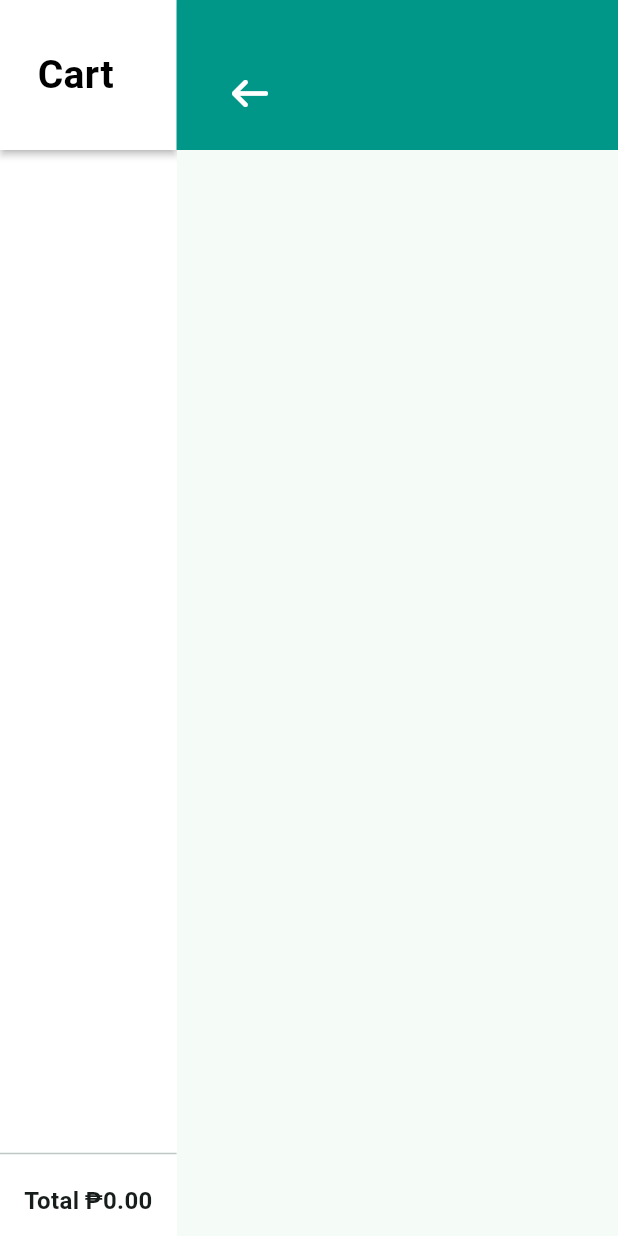
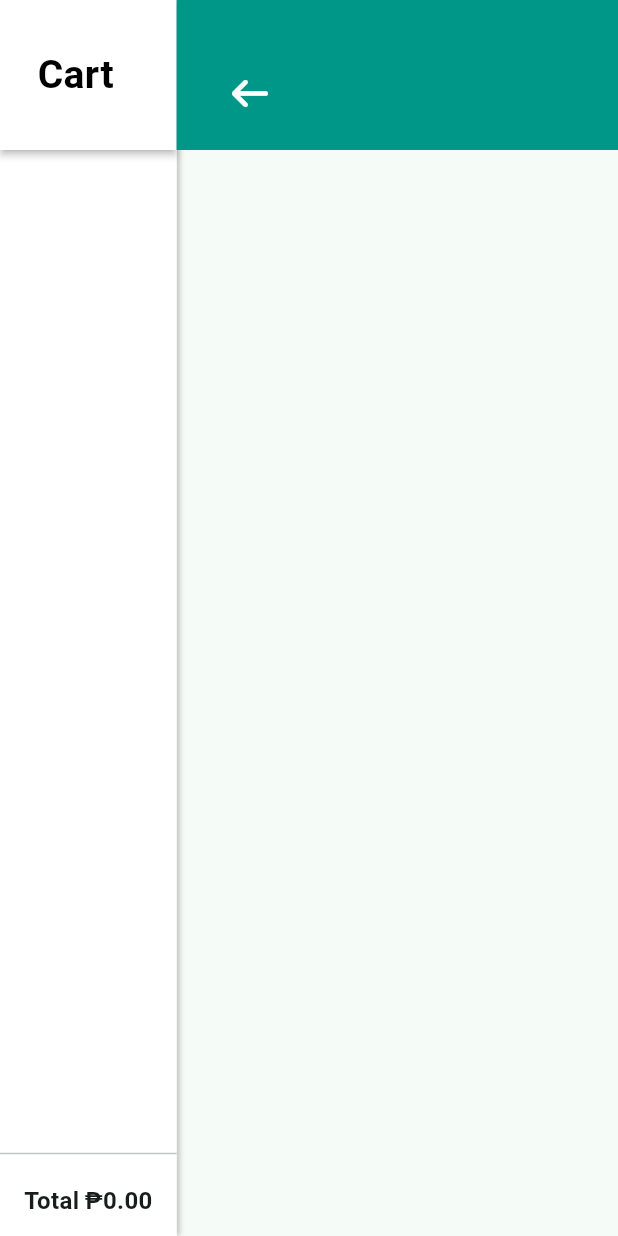
Before and after one commit to thrddqno/basic_single-user_pos_flutter, a Flutter app: the CheckOutCart screen opened by its route, on a phone screen of 412 x 824 dp. Run offline on Flutter 3.47's test engine with Material 3 defaults, Android fonts, the phone set to English and light mode, and no system bars; our stand-ins replace flutter_form_builder, font_awesome_flutter, form_builder_validators, sqflite; accounts and stored records are empty.

Commit message:
minor ui change

```diff
--- a/lib/screens/checkout_cart.dart
+++ b/lib/screens/checkout_cart.dart
@@ -17,11 +17,18 @@ class _CheckOutCartState extends State<CheckOutCart> {
         children: [
           Expanded(
             flex: 2,
-            child: ClipRect(
-              child: Container(
-                decoration: BoxDecoration(color: Colors.white),
-                child: TicketWidget(readOnly: true),
+            child: Container(
+              decoration: BoxDecoration(
+                color: Colors.white,
+                boxShadow: [
+                  BoxShadow(
+                    color: Colors.black.withValues(alpha: 0.2),
+                    offset: Offset(2, 0),
+                    blurRadius: 2,
+                  ),
+                ],
               ),
+              child: TicketWidget(readOnly: true),
             ),
           ),
           Expanded(
```
